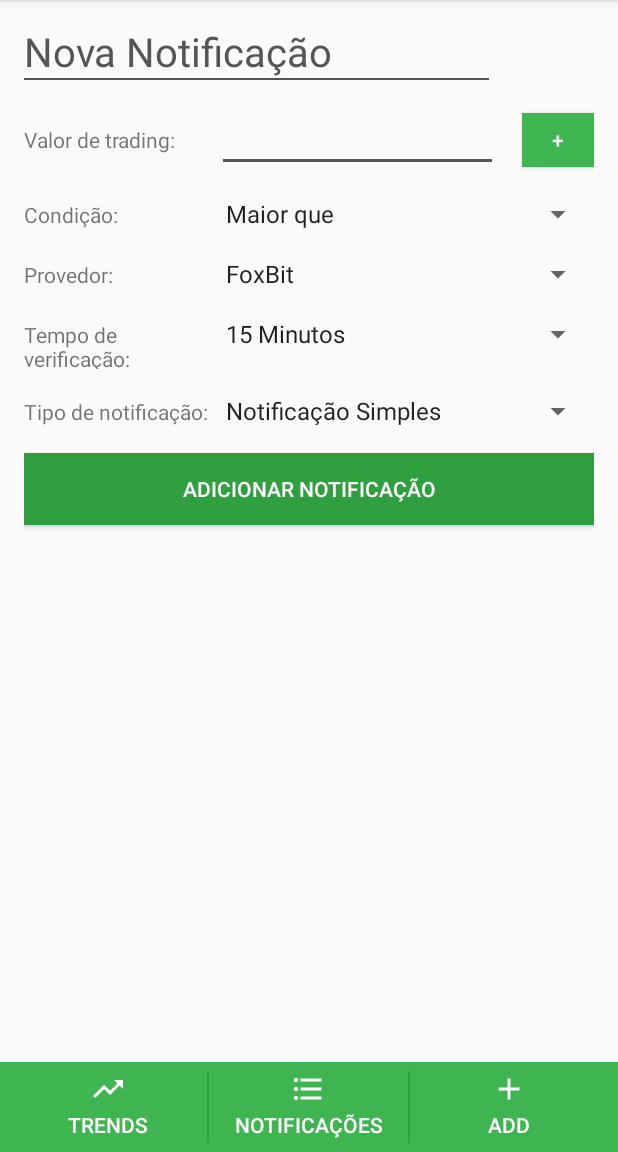
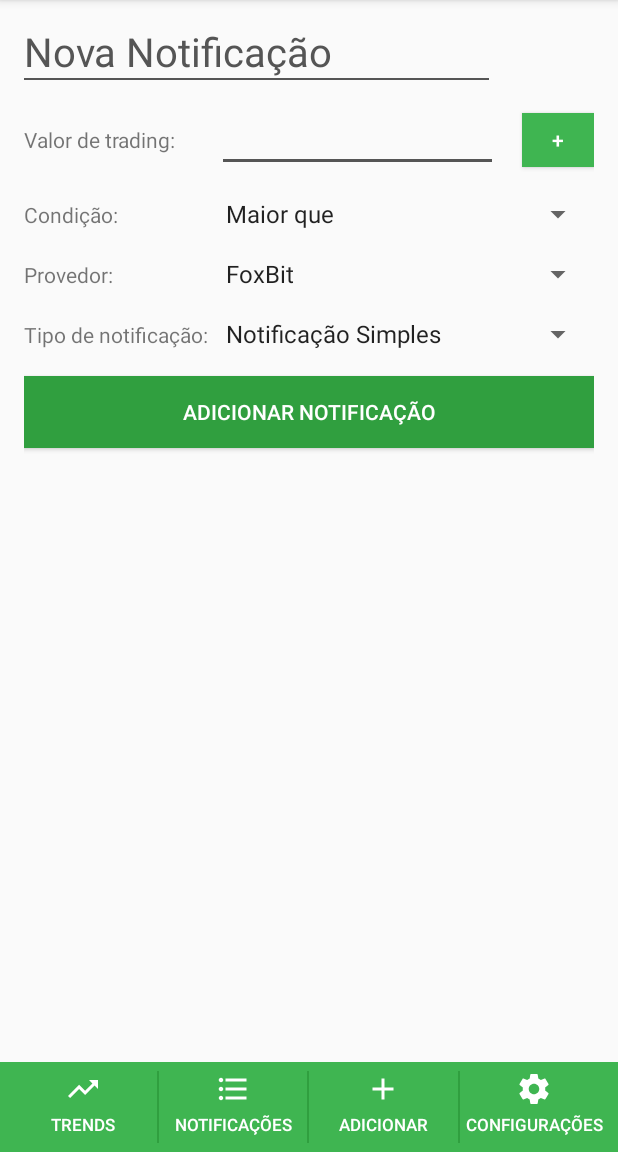
Before and after one commit to Diegobmy/BitCoinMonitor, an Android app: the screen it shows after launch (MainActivity before the commit, AlarmActivity after it), on a phone screen of 412 x 824 dp, the part 84-1236 px from its top. Run offline under Robolectric (Android 15) with nearby library versions, the phone set to English and light mode, and no system bars.

Commit message:
Alarm PrefManager

```diff
--- a/app/src/main/java/com/example/ragabuza/bitcoinmonitor/MainActivity.kt
+++ b/app/src/main/java/com/example/ragabuza/bitcoinmonitor/AlarmActivity.kt
@@ -7,14 +7,15 @@ import android.widget.ArrayAdapter
 import android.widget.Spinner
 import com.example.ragabuza.bitcoinmonitor.dao.AlarmDAO
 import com.example.ragabuza.bitcoinmonitor.model.*
-import kotlinx.android.synthetic.main.activity_main.*
+import com.example.ragabuza.bitcoinmonitor.util.PrefManager
+import kotlinx.android.synthetic.main.activity_alarm.*
 
 
-class MainActivity : AppCompatActivity() {
+class AlarmActivity : AppCompatActivity() {
 
     override fun onCreate(savedInstanceState: Bundle?) {
         super.onCreate(savedInstanceState)
-        setContentView(R.layout.activity_main)
+        setContentView(R.layout.activity_alarm)
         initSpinners()
 
         btAdd.setOnClickListener {
@@ -23,7 +24,6 @@ class MainActivity : AppCompatActivity() {
                     etValue.text.toString().toLong(),
                     Condition.values()[spCondition.selectedItemPosition],
                     Providers.values()[spProvider.selectedItemPosition].toString(),
-                    AlarmTimes.values()[spNotifyTimer.selectedItemPosition].value,
                     AlarmType.values()[spNotifyType.selectedItemPosition])
             val dao = AlarmDAO(this)
             dao.add(alarm)
@@ -32,6 +32,15 @@ class MainActivity : AppCompatActivity() {
 
         btNotifications.setOnClickListener {
             val intent = Intent(this, ListActivity::class.java)
+            startActivity(intent)
+        }
+
+        btTrends.setOnClickListener{
+            AlarmHelper(this).setAlarm()
+        }
+
+        btConfig.setOnClickListener {
+            val intent = Intent(this, ConfigActivity::class.java)
             startActivity(intent)
         }
     }
@@ -53,15 +62,6 @@ class MainActivity : AppCompatActivity() {
         providers.add(Providers.ARN.nome)
         initSpinner(spProvider, providers)
 
-        val notifyTimer = ArrayList<String>()
-        notifyTimer.add("15 "+getString(R.string.Minute)+"s")
-        notifyTimer.add("30 "+getString(R.string.Minute)+"s")
-        notifyTimer.add("1 "+getString(R.string.Hour))
-        notifyTimer.add("6 "+getString(R.string.Hour)+"s")
-        notifyTimer.add("12 "+getString(R.string.Hour)+"s")
-        notifyTimer.add("24 "+getString(R.string.Hour)+"s")
-        initSpinner(spNotifyTimer, notifyTimer)
-
         val notifyType = ArrayList<String>()
         notifyType.add(getString(R.string.Simple))
         notifyType.add(getString(R.string.Sound))
--- a/app/src/main/java/com/example/ragabuza/bitcoinmonitor/dao/AlarmDAO.kt
+++ b/app/src/main/java/com/example/ragabuza/bitcoinmonitor/dao/AlarmDAO.kt
@@ -16,7 +16,6 @@ class AlarmDAO(context: Context) : SQLiteOpenHelper(context, "Alarm", null, 1) {
                 "value INTEGER NOT NULL, " +
                 "condition INTEGER, " +
                 "provider TEXT, " +
-                "time INTEGER, " +
                 "type INTEGER);"
         db.execSQL(sql)
     }
@@ -45,7 +44,6 @@ class AlarmDAO(context: Context) : SQLiteOpenHelper(context, "Alarm", null, 1) {
         dados.put("value", alarm.value)
         dados.put("condition", alarm.condition.ordinal)
         dados.put("provider", alarm.provider)
-        dados.put("time", alarm.time)
         dados.put("type", alarm.type.ordinal)
 
         return dados
@@ -64,7 +62,6 @@ class AlarmDAO(context: Context) : SQLiteOpenHelper(context, "Alarm", null, 1) {
             c.getLong(c.getColumnIndex("value")),
             Condition.values()[c.getInt(c.getColumnIndex("condition"))],
             c.getString(c.getColumnIndex("provider")),
-            c.getInt(c.getColumnIndex("time")),
             AlarmType.values()[c.getInt(c.getColumnIndex("type"))])
 
             alarms.add(alarm)
--- a/app/src/main/java/com/example/ragabuza/bitcoinmonitor/model/Alarm.kt
+++ b/app/src/main/java/com/example/ragabuza/bitcoinmonitor/model/Alarm.kt
@@ -25,4 +25,4 @@ enum class AlarmTimes(val value: Int){
 }
 
 
-data class Alarm(val id: Long, val value: Long, val condition: Condition, val provider: String, val time: Int, val type: AlarmType)
+data class Alarm(val id: Long, val value: Long, val condition: Condition, val provider: String, val type: AlarmType)
--- /dev/null
+++ b/app/src/main/res/drawable/ic_settings.xml
@@ -0,0 +1,9 @@
+<vector xmlns:android="http://schemas.android.com/apk/res/android"
+        android:width="24dp"
+        android:height="24dp"
+        android:viewportWidth="24.0"
+        android:viewportHeight="24.0">
+    <path
+        android:fillColor="#FF000000"
+        android:pathData="M19.43,12.98c0.04,-0.32 0.07,-0.64 0.07,-0.98s-0.03,-0.66 -0.07,-0.98l2.11,-1.65c0.19,-0.15 0.24,-0.42 0.12,-0.64l-2,-3.46c-0.12,-0.22 -0.39,-0.3 -0.61,-0.22l-2.49,1c-0.52,-0.4 -1.08,-0.73 -1.69,-0.98l-0.38,-2.65C14.46,2.18 14.25,2 14,2h-4c-0.25,0 -0.46,0.18 -0.49,0.42l-0.38,2.65c-0.61,0.25 -1.17,0.59 -1.69,0.98l-2.49,-1c-0.23,-0.09 -0.49,0 -0.61,0.22l-2,3.46c-0.13,0.22 -0.07,0.49 0.12,0.64l2.11,1.65c-0.04,0.32 -0.07,0.65 -0.07,0.98s0.03,0.66 0.07,0.98l-2.11,1.65c-0.19,0.15 -0.24,0.42 -0.12,0.64l2,3.46c0.12,0.22 0.39,0.3 0.61,0.22l2.49,-1c0.52,0.4 1.08,0.73 1.69,0.98l0.38,2.65c0.03,0.24 0.24,0.42 0.49,0.42h4c0.25,0 0.46,-0.18 0.49,-0.42l0.38,-2.65c0.61,-0.25 1.17,-0.59 1.69,-0.98l2.49,1c0.23,0.09 0.49,0 0.61,-0.22l2,-3.46c0.12,-0.22 0.07,-0.49 -0.12,-0.64l-2.11,-1.65zM12,15.5c-1.93,0 -3.5,-1.57 -3.5,-3.5s1.57,-3.5 3.5,-3.5 3.5,1.57 3.5,3.5 -1.57,3.5 -3.5,3.5z"/>
+</vector>
--- a/app/src/main/res/layout/activity_main.xml
+++ b/app/src/main/res/layout/activity_alarm.xml
@@ -4,7 +4,7 @@
     xmlns:tools="http://schemas.android.com/tools"
     android:layout_width="match_parent"
     android:layout_height="match_parent"
-    tools:context="com.example.ragabuza.bitcoinmonitor.MainActivity">
+    tools:context="com.example.ragabuza.bitcoinmonitor.AlarmActivity">
 
 
     <LinearLayout
@@ -80,21 +80,6 @@
                 android:layout_height="wrap_content"/>
         </LinearLayout>
         <LinearLayout
-    android:layout_width="match_parent"
-    android:layout_height="wrap_content"
-    android:layout_marginBottom="16dp">
-    <TextView
-        android:layout_width="0dp"
-        android:layout_weight="1"
-        android:layout_height="wrap_content"
-        android:text="@string/verTime"/>
-    <Spinner
-        android:id="@+id/spNotifyTimer"
-        android:layout_width="0dp"
-        android:layout_weight="2"
-        android:layout_height="wrap_content"/>
-</LinearLayout>
-        <LinearLayout
             android:layout_width="match_parent"
             android:layout_height="wrap_content"
             android:layout_marginBottom="16dp">
@@ -131,10 +116,12 @@
         app:layout_constraintBottom_toBottomOf="parent"
         android:gravity="center_vertical">
         <Button
+            android:id="@+id/btTrends"
             android:layout_width="0dp"
             android:layout_weight="1"
             android:layout_height="wrap_content"
             android:text="Trends"
+            android:textSize="5pt"
             android:textColor="@android:color/white"
             android:drawableTint="@android:color/white"
             android:drawableTop="@drawable/ic_trending_up"
@@ -150,6 +137,7 @@
             android:layout_weight="1"
             android:layout_height="wrap_content"
             android:text="@string/Notifications"
+            android:textSize="5pt"
             android:textColor="@android:color/white"
             android:drawableTint="@android:color/white"
             android:drawableTop="@drawable/ic_format_list_bulleted"
@@ -163,11 +151,28 @@
             android:layout_width="0dp"
             android:layout_weight="1"
             android:layout_height="wrap_content"
-            android:text="Add"
+            android:text="@string/Add"
+            android:textSize="5pt"
             android:textColor="@android:color/white"
             android:drawableTint="@android:color/white"
             android:drawableTop="@drawable/ic_add"
             android:background="@null"/>
+        <View
+            android:layout_width="1dp"
+            android:layout_height="match_parent"
+            android:background="@color/colorPrimaryDark"
+            />
+        <Button
+            android:id="@+id/btConfig"
+            android:layout_width="0dp"
+            android:layout_weight="1"
+            android:layout_height="wrap_content"
+            android:text="@string/Config"
+            android:textSize="5pt"
+            android:textColor="@android:color/white"
+            android:drawableTint="@android:color/white"
+            android:drawableTop="@drawable/ic_settings"
+            android:background="@null"/>
     </LinearLayout>
 
 </android.support.constraint.ConstraintLayout>
--- a/app/src/main/res/values/strings.xml
+++ b/app/src/main/res/values/strings.xml
@@ -5,7 +5,10 @@
     <string name="Hour">Hora</string>
 
     <string name="Notification">Notificação</string>
+
     <string name="Notifications">Notificações</string>
+    <string name="Add">Adicionar</string>
+    <string name="Config">Configurações</string>
 
     <!--formulario add-->
     <string name="Title">Nova Notificação</string>
```
Also changed, not shown: app/src/main/AndroidManifest.xml (+12 -1 lines), app/src/main/java/com/example/ragabuza/bitcoinmonitor/AlarmHelper.kt (added, +31 -0 lines), app/src/main/java/com/example/ragabuza/bitcoinmonitor/AlarmReceiver.kt (added, +45 -0 lines), app/src/main/java/com/example/ragabuza/bitcoinmonitor/ConfigActivity.kt (added, +44 -0 lines), app/src/main/java/com/example/ragabuza/bitcoinmonitor/ListActivity.kt (+5 -2 lines), app/src/main/java/com/example/ragabuza/bitcoinmonitor/util/PrefManager.kt (added, +36 -0 lines), app/src/main/res/drawable/ic_attach_money.xml (added, +9 -0 lines), app/src/main/res/layout/activity_config.xml (added, +63 -0 lines).
